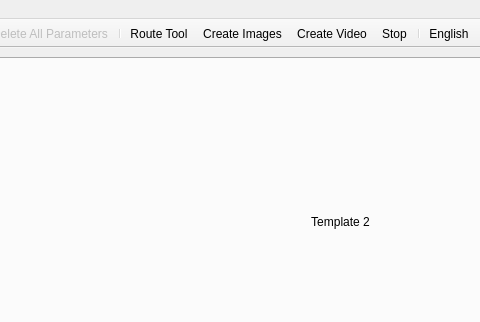
This is mainwindow.ui in Teddy-van-Jerry/Fractal_Designer as Qt 5 draws it before an edit; both pictures show x 410 to 890 and y 0 to 322 of the 1000 by 700 pixel window. The edited form follows.
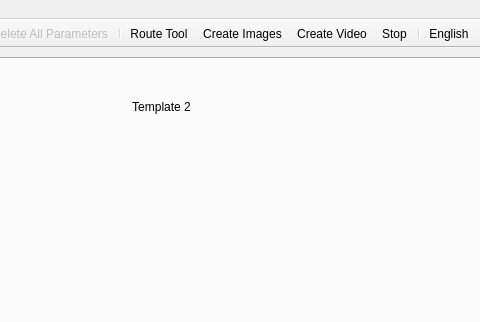
This is the edited form. The open tabs and pages were chosen to show the change. Icons and pictures are not drawn.

Patch:
```diff
--- a/mainwindow.ui
+++ b/mainwindow.ui
@@ -388,13 +388,29 @@
         <item row="1" column="3">
          <layout class="QVBoxLayout" name="verticalLayout_5">
           <item>
+           <widget class="QWidget" name="widget_T2" native="true">
            <widget class="QLabel" name="label_Template_2">
+             <property name="geometry">
+              <rect>
+               <x>0</x>
+               <y>0</y>
+               <width>101</width>
+               <height>21</height>
+              </rect>
+             </property>
+             <property name="sizePolicy">
+              <sizepolicy hsizetype="Preferred" vsizetype="Preferred">
+               <horstretch>0</horstretch>
+               <verstretch>0</verstretch>
+              </sizepolicy>
+             </property>
             <property name="text">
              <string>Template 2</string>
             </property>
             <property name="alignment">
              <set>Qt::AlignCenter</set>
             </property>
+            </widget>
            </widget>
           </item>
           <item>
```
Left out of the diff: 2 changed lines with no effect on the pictures. Lines whose indentation alone changed are shown as unchanged.
